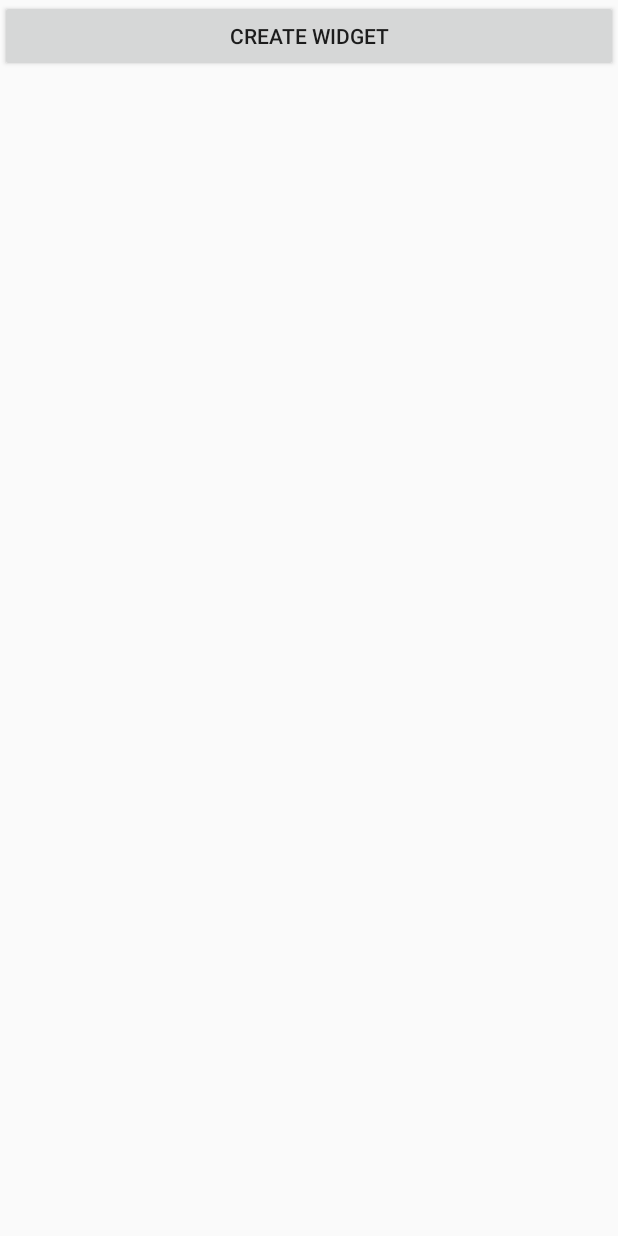
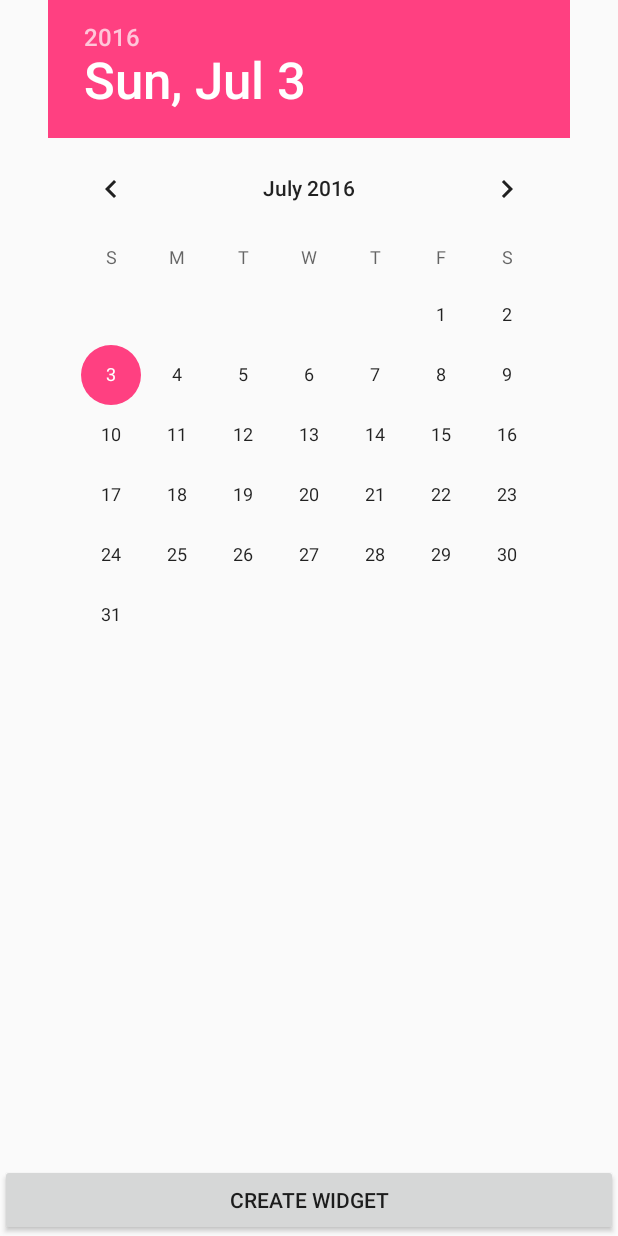
Before and after one commit to KevinMcClintock/CountdownApplication, an Android app: the Configure screen opened directly, with no data from a screen before it, on a phone screen of 412 x 824 dp. Run offline under Robolectric (Android 15) with nearby library versions, the phone set to English and light mode, and no system bars.

```diff
--- a/app/src/main/AndroidManifest.xml
+++ b/app/src/main/AndroidManifest.xml
@@ -21,6 +21,7 @@
     <intent-filter>
         <action android:name="android.appwidget.action.APPWIDGET_CONFIGURE"/>
 
+
     </intent-filter>
 
     </activity>
--- a/app/src/main/java/com/example/kmcclintock/countdown_Widget/Configure.java
+++ b/app/src/main/java/com/example/kmcclintock/countdown_Widget/Configure.java
@@ -4,11 +4,17 @@ import android.app.Activity;
 import android.app.PendingIntent;
 import android.appwidget.AppWidgetManager;
 import android.content.Intent;
-import android.net.Uri;
 import android.os.Bundle;
 import android.view.View;
 import android.widget.Button;
+import android.widget.DatePicker;
 import android.widget.RemoteViews;
+import android.widget.TextView;
+
+import java.text.DateFormat;
+import java.text.SimpleDateFormat;
+import java.util.Calendar;
+import java.util.Locale;
 
 /**
  * Created by KMcClintock on 26/06/2016.
@@ -18,6 +24,7 @@ public class Configure extends Activity {
 
     private Configure context;
     private int widgetID;
+    GetDateTime.dateTime dt = new GetDateTime.dateTime();
 
     @Override
     protected void onCreate(Bundle savedInstanceState) {
@@ -34,7 +41,25 @@ public class Configure extends Activity {
         final AppWidgetManager widgetManager = AppWidgetManager.getInstance(context);
         final RemoteViews views = new RemoteViews(context.getPackageName(), R.layout.activity_main);
 
+        DatePicker dp = (DatePicker)findViewById(R.id.datePicker);
         Button b = (Button)findViewById(R.id.launch);
+        //final TextView tv = (TextView)findViewById(R.id.textView);
+        final Calendar today = Calendar.getInstance();
+
+        //Set all the date information
+        dp.init(today.get(Calendar.YEAR)
+                ,today.get(Calendar.MONTH)
+                ,today.get(Calendar.DAY_OF_MONTH),
+        new DatePicker.OnDateChangedListener() {
+
+            @Override
+            public void onDateChanged(DatePicker view,
+                                      int year, int monthOfYear,int dayOfMonth) {
+                dt.setYear(year);
+                dt.setMonth(monthOfYear);
+                dt.setDay(dayOfMonth);
+            }});
+
         b.setOnClickListener(new View.OnClickListener(){
 
             @Override
@@ -50,8 +75,17 @@ public class Configure extends Activity {
 
                 Intent resultValue = new Intent();
                 resultValue.putExtra(AppWidgetManager.EXTRA_APPWIDGET_ID,widgetID);
+
                 //Set the return result
                 setResult(RESULT_OK,resultValue);
+
+                DateFormat format = SimpleDateFormat.getTimeInstance(
+                SimpleDateFormat.MEDIUM, Locale.getDefault());
+                int dateTime = dt.getDay() + dt.getMonth() + dt.getYear();
+                CharSequence dateTimeFormat = format.format(dateTime);
+
+                views.setTextViewText(R.id.textView,dateTimeFormat);
+
 
                 //Close Activity
                 finish();
--- a/app/src/main/res/layout/activity_main.xml
+++ b/app/src/main/res/layout/activity_main.xml
@@ -8,9 +8,8 @@
     <TextView
         android:layout_width="wrap_content"
         android:layout_height="wrap_content"
-        android:text="Tutorials point"
+        android:text=""
         android:id="@+id/textView"
-        android:layout_centerHorizontal="true"
         android:textColor="#ff3412ff"
         android:textSize="35dp" />
 
@@ -22,4 +21,6 @@
         android:layout_centerHorizontal="true"
         android:layout_marginTop="61dp"
         android:layout_below="@+id/textView" />
+
+
 </RelativeLayout>
--- a/app/src/main/res/layout/configure.xml
+++ b/app/src/main/res/layout/configure.xml
@@ -1,11 +1,22 @@
 <?xml version="1.0" encoding="utf-8"?>
-<LinearLayout xmlns:android="http://schemas.android.com/apk/res/android"
-    android:orientation="vertical" android:layout_width="match_parent"
+<RelativeLayout xmlns:android="http://schemas.android.com/apk/res/android"
+    android:orientation="vertical"
+    android:layout_width="match_parent"
     android:layout_height="match_parent">
 
     <Button
         android:layout_width="match_parent"
         android:layout_height="wrap_content"
         android:text="Create Widget"
-        android:id="@+id/launch" />
-</LinearLayout>
+        android:id="@+id/launch"
+        android:layout_alignParentBottom="true"
+        android:layout_alignParentStart="true" />
+
+    <DatePicker
+        android:layout_width="wrap_content"
+        android:layout_height="wrap_content"
+        android:id="@+id/datePicker"
+        android:layout_alignParentTop="true"
+        android:layout_centerHorizontal="true" />
+
+</RelativeLayout>
```
Also changed, not shown: app/src/main/java/com/example/kmcclintock/countdown_Widget/MainActivity.java (+19 -0 lines).
